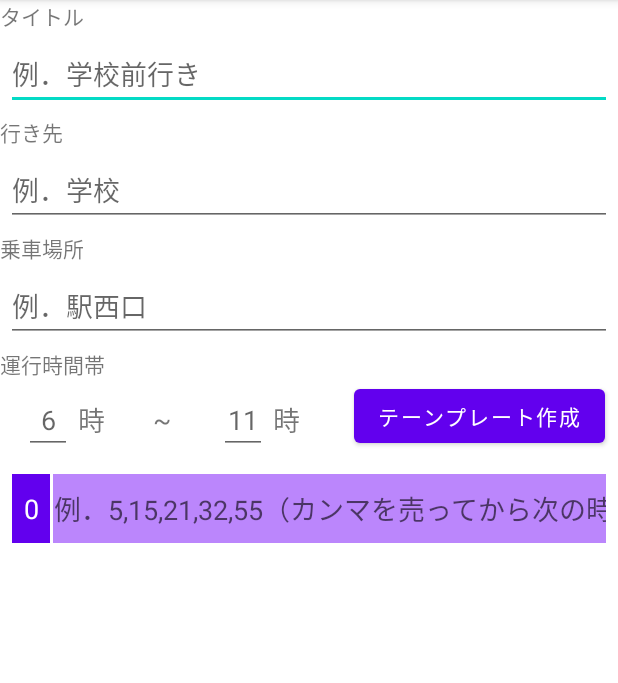
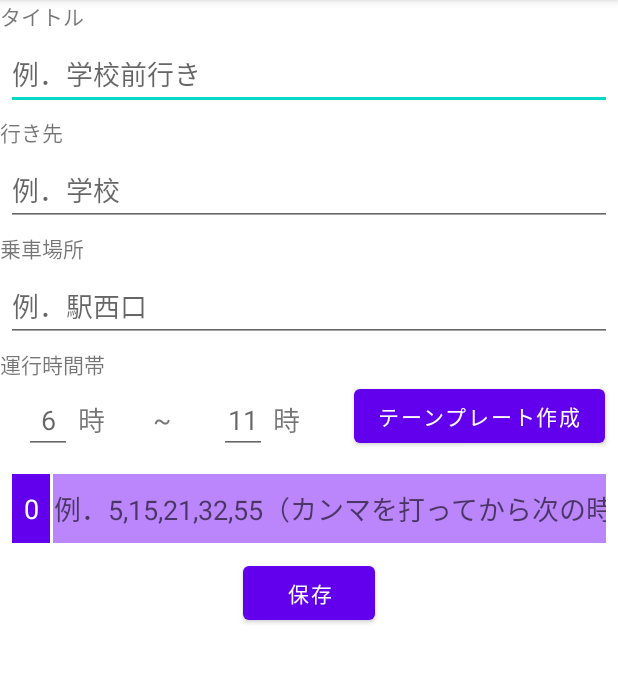
Before and after one commit to kaz-taka-1/BusScheduleMaker, an Android app: the NewSchedule screen opened directly, with no data from a screen before it, after a tap on "テーンプレート作成", on a phone screen of 412 x 824 dp, the part 84-767 px from its top. Run offline under Robolectric (Android 15) with nearby library versions, the phone set to English and light mode, and no system bars; 2 statements that could not run were skipped.

Commit message:
保存ボタンの追加

```diff
--- a/app/src/main/res/layout/activity_new_schedule.xml
+++ b/app/src/main/res/layout/activity_new_schedule.xml
@@ -138,6 +138,13 @@
         android:stretchColumns="1">
 
     </TableLayout>
+    <Button
+        android:id="@+id/bt_save"
+        android:layout_width="wrap_content"
+        android:layout_height="wrap_content"
+        android:layout_gravity="center"
+        android:text="保存"
+        />
 
 
 
--- a/app/src/main/res/layout/input_layout.xml
+++ b/app/src/main/res/layout/input_layout.xml
@@ -25,7 +25,7 @@
         android:inputType="phone"
         android:background="@color/purple_200"
         android:gravity="center"
-        android:hint="例．5,15,21,32,55（カンマを売ってから次の時刻を入力）"
+        android:hint="例．5,15,21,32,55（カンマを打ってから次の時刻を入力）"
         android:textSize="18sp"
         android:textColor="@color/white" />
 
```
